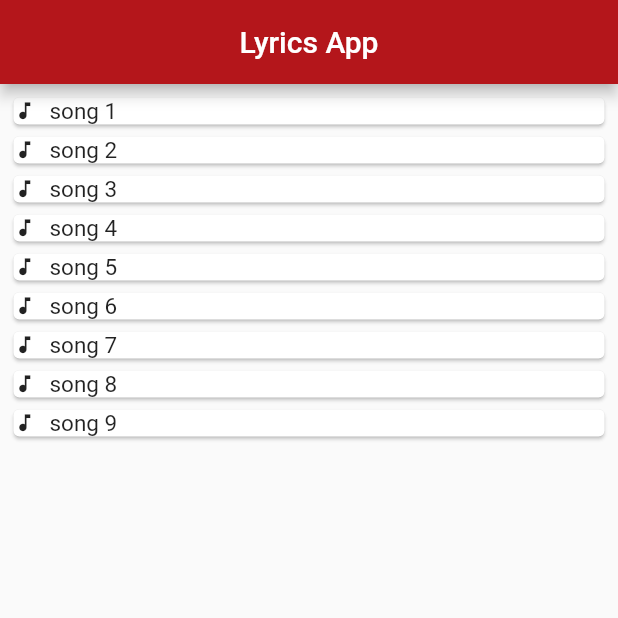
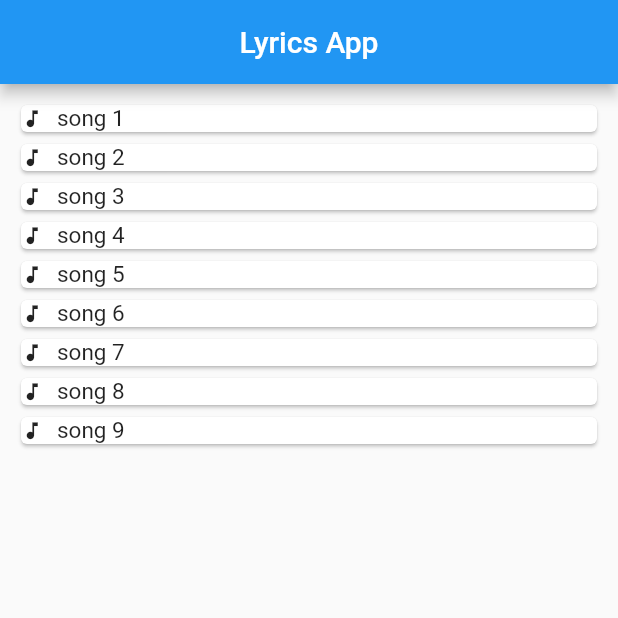
Before and after one commit to hancyboy/musicalApp, a Flutter app: the screen it shows after launch, on a phone screen of 412 x 824 dp, the top half of it. Run offline on Flutter 3.47's test engine with Material 2 defaults, Android fonts, the phone set to English and light mode, and no system bars; our stand-ins replace webview_flutter.

Commit message:
test commit

```diff
--- a/lib/main.dart
+++ b/lib/main.dart
@@ -27,11 +27,11 @@ class HomePage extends StatelessWidget {
       appBar: AppBar(
         title: Text("Lyrics App"),
         centerTitle: true,
-        backgroundColor: Color(0xFFB4161B),
+        backgroundColor: Colors.blue,
       ),
       body: Container(
-        padding: EdgeInsets.all(5),
         child: ListView.builder(
+            padding: EdgeInsets.all(10),
             itemCount: songlist.length,
             itemBuilder: (BuildContext context, int index) {
               return GestureDetector(
```
